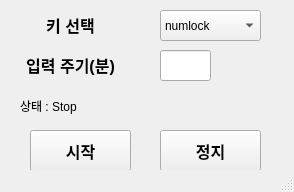
Above: Python/AutoKey.ui from kwon0516/Personal before the change. Below: the same form after it.
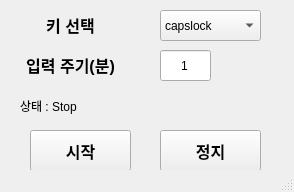
That is the form after the change.

Commit message: [ AutoHotKey ] 1. 프로그램 시작 시 default 값으로 자동 실행 2. 작업 표시줄에서 숨기기 기능 추가

```diff
--- a/Python/AutoKey.ui
+++ b/Python/AutoKey.ui
@@ -23,11 +23,6 @@
       <height>31</height>
      </rect>
     </property>
-    <item>
-     <property name="text">
-      <string>numlock</string>
-     </property>
-    </item>
     <item>
      <property name="text">
       <string>capslock</string>
@@ -74,6 +69,12 @@
       <height>31</height>
      </rect>
     </property>
+    <property name="text">
+     <string>1</string>
+    </property>
+    <property name="alignment">
+     <set>Qt::AlignCenter</set>
+    </property>
    </widget>
    <widget class="QPushButton" name="pushButton_Start">
     <property name="geometry">
```
Left out of the diff: 5 changed lines with no effect on the pictures. The commit also changes 3 other files.
